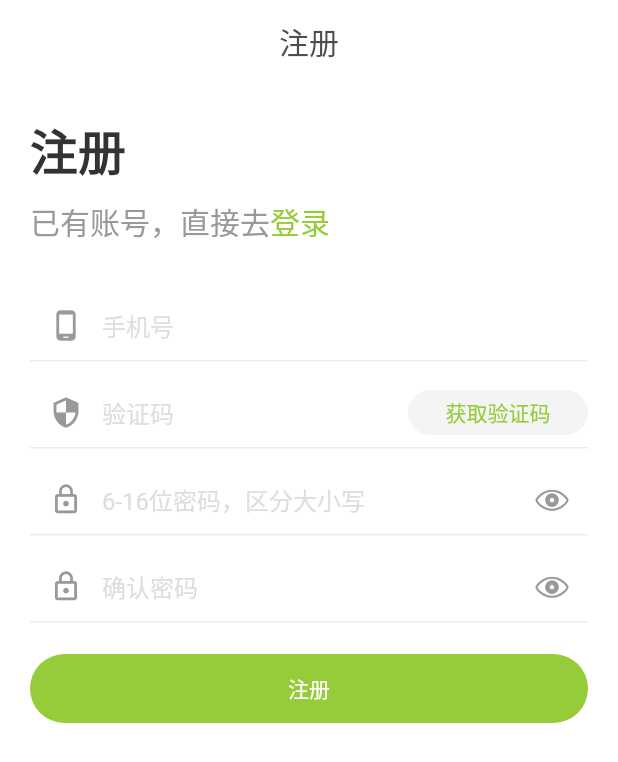
After one commit to chhd-l/rc_china_freshplan_app, a Flutter app: the screen it shows after launch, after a tap on "注册", on a phone screen of 412 x 824 dp. The commit adds this screen. Shown: the top 762 px of the screen. Run offline on Flutter 3.47's test engine with Material 2 defaults, Android fonts, the phone set to English and light mode, and no system bars; our stand-ins replace cached_network_image, card_swiper, dio, flutter_easyloading, flutter_screenutil, get and 3 more; missing offline and left inert: image_picker_for_web, shared_preferences_web, tobias, wakelock_web; network calls fail; Roboto replaces fonts that are missing (Nunito-Bold).

Commit message:
register page

```diff
--- a/lib/api/consumer/query.dart
+++ b/lib/api/consumer/query.dart
@@ -1,6 +1,10 @@
 const String appLoginQuery = r'''
-  query appLogin ($phone: String!, $storeId: String!) {
-    appLogin (phone: $phone, storeId: $storeId) {
+  query wxRegisterAndLogin($input: WxLoginInput!, $updateConsumerFiled: UpdateConsumerInput!, $operator: String) {
+    wxRegisterAndLogin(
+      input: $input,
+      updateConsumerFiled: $updateConsumerFiled,
+      operator: $operator
+    ) {
       userInfo {
         id,
         name,
@@ -25,7 +29,7 @@ const String appLoginQuery = r'''
         followStatus,
         followedTime,
         unfollowedTime,
-        storeId
+        storeId,
       }
     }
   }
@@ -54,3 +58,21 @@ const String changeTokenQuery = r'''
     }
   }
 ''';
+
+const String sendCodeMutation = r'''
+  mutation sendVerificationCode($input: SendVerificationCodeInput!) {
+    sendVerificationCode(input: $input)
+  }
+''';
+
+const String registerMutation = r'''
+  mutation consumerRegister($input: ConsumerRegisterInput!) {
+    consumerRegister(input: $input)
+  }
+''';
+
+const String changePasswordMutation = r'''
+  mutation consumerChangePassword($input: ConsumerChangePasswordInput!) {
+    consumerChangePassword(input: $input)
+  }
+''';
--- a/lib/common/router/app_pages.dart
+++ b/lib/common/router/app_pages.dart
@@ -16,6 +16,7 @@ import 'package:rc_china_freshplan_app/pages/recommendRecipes/view.dart';
 import 'package:rc_china_freshplan_app/pages/checkout/view.dart';
 import 'package:rc_china_freshplan_app/pages/orderList/view.dart';
 import 'package:rc_china_freshplan_app/pages/OrderDetails/view.dart';
+import 'package:rc_china_freshplan_app/pages/register/view.dart';
 import 'package:rc_china_freshplan_app/common/util/storage.dart';
 
 class AppPages {
@@ -55,6 +56,10 @@ class AppPages {
       page: () => const LoginPage(),
     ),
     GetPage(
+      name: AppRoutes.register,
+      page: () => const RegisterPage(),
+    ),
+    GetPage(
       name: AppRoutes.petList,
       page: () => const PetListPage(),
       binding: BindingsBuilder(
--- a/lib/common/router/app_router.dart
+++ b/lib/common/router/app_router.dart
@@ -12,4 +12,5 @@ abstract class AppRoutes {
   static const checkout = '/checkout';
   static const orderList = '/orderList';
   static const orderDetails = '/orderDetails';
+  static const register = '/register';
 }
--- /dev/null
+++ b/lib/common/widgets/timerButton.dart
@@ -0,0 +1,80 @@
+import 'dart:async';
+import 'package:flutter/material.dart';
+
+class TimerButton extends StatefulWidget {
+  final String text;
+  final bool Function()? onTap;
+
+  const TimerButton(this.text, {super.key, this.onTap});
+
+  @override
+  State createState() => _TimerButtonState();
+}
+
+class _TimerButtonState extends State<TimerButton> {
+  Timer? _timer;
+  int _timeOut = 60;
+  String _text = '';
+  bool _disabled = false;
+
+  @override
+  Widget build(BuildContext context) {
+    return GestureDetector(
+      child: Container(
+          width: 120,
+          decoration: BoxDecoration(
+            color: const Color.fromARGB(255, 244, 244, 244),
+            borderRadius: BorderRadius.circular(20),
+          ),
+          child: Center(
+            child: Text(
+              _text,
+              style: const TextStyle(
+                fontSize: 14,
+                color: Color.fromARGB(255, 150, 204, 57),
+              ),
+            ),
+          )),
+      onTap: () {
+        if (!_disabled && (widget.onTap == null || widget.onTap!())) {
+          _startTimer();
+        }
+      },
+    );
+  }
+
+  @override
+  void initState() {
+    super.initState();
+    _text = widget.text;
+  }
+
+  _startTimer() {
+    _timer = Timer.periodic(const Duration(seconds: 1), (timer) {
+      setState(() {
+        _timeOut--;
+        _disabled = true;
+        _text = '${_timeOut}s';
+      });
+      if (_timeOut == 0) {
+        _cancelTimer();
+        _text = widget.text;
+        _timeOut = 60;
+      }
+    });
+  }
+
+  _cancelTimer() {
+    if (_timer != null) {
+      _timer?.cancel();
+      _timer = null;
+    }
+    _disabled = false;
+  }
+
+  @override
+  void dispose() {
+    super.dispose();
+    _cancelTimer();
+  }
+}
--- a/lib/pages/login/view.dart
+++ b/lib/pages/login/view.dart
@@ -30,7 +30,7 @@ class _LoginPageState extends State<LoginPage> {
   void _onPressLogin() async {
     if (_formKey.currentState!.validate()) {
       _formKey.currentState!.save();
-      var db = await ConsumerEndPoint.appLogin(consumer.phone!);
+      var db = await ConsumerEndPoint.appLogin(consumer.phone!, _password);
       if (db != false) {
         StorageUtil().setStr('accessToken', db['access_token']);
         consumer.id = db['userInfo']['id'];
@@ -79,6 +79,32 @@ class _LoginPageState extends State<LoginPage> {
                   fontSize: 32,
                   color: Color.fromARGB(255, 51, 51, 51),
                   fontWeight: FontWeight.bold),
+            ),
+            const SizedBox(
+              height: 10,
+            ),
+            Row(
+              children: [
+                const Text(
+                  '还没有账号，立即',
+                  style: TextStyle(
+                    fontSize: 20,
+                    color: Color.fromARGB(255, 153, 153, 153),
+                  ),
+                ),
+                GestureDetector(
+                  child: const Text(
+                    '注册',
+                    style: TextStyle(
+                      fontSize: 20,
+                      color: Color.fromARGB(255, 150, 204, 57),
+                    ),
+                  ),
+                  onTap: () {
+                    Get.toNamed(AppRoutes.register);
+                  },
+                ),
+              ],
             ),
             const SizedBox(
               height: 30,
@@ -151,11 +177,11 @@ class _LoginPageState extends State<LoginPage> {
                       if (value == '') {
                         return '请输入密码';
                       }
-                      if (value != '1qaz2wsx' &&
-                          value != 'Qweruiop@123' &&
-                          value != 'Qweruiop@12345') {
-                        return '密码不正确';
-                      }
+                      // if (value != '1qaz2wsx' &&
+                      //     value != 'Qweruiop@123' &&
+                      //     value != 'Qweruiop@12345') {
+                      //   return '密码不正确';
+                      // }
                       return null;
                     },
                     onSaved: (value) {
--- /dev/null
+++ b/lib/pages/register/view.dart
@@ -0,0 +1,302 @@
+import 'dart:async';
+
+import 'package:flutter/cupertino.dart';
+import 'package:flutter/material.dart';
+import 'package:flutter/services.dart';
+import 'package:get/get.dart';
+import 'package:rc_china_freshplan_app/common/router/app_router.dart';
+import 'package:rc_china_freshplan_app/common/util/event_bus.dart';
+import 'package:rc_china_freshplan_app/data/consumer.dart';
+import 'package:rc_china_freshplan_app/common/util/storage.dart';
+import 'package:rc_china_freshplan_app/global.dart';
+import 'package:rc_china_freshplan_app/common/util/pet-util.dart';
+import 'package:rc_china_freshplan_app/common/util/address-util.dart';
+import 'package:rc_china_freshplan_app/api/consumer/index.dart';
+import 'package:rc_china_freshplan_app/common/widgets/timerButton.dart';
+import 'package:flutter_easyloading/flutter_easyloading.dart';
+
+class RegisterPage extends StatefulWidget {
+  const RegisterPage({Key? key}) : super(key: key);
+
+  @override
+  State createState() => _RegisterPageState();
+}
+
+class _RegisterPageState extends State<RegisterPage> {
+  final GlobalKey<FormState> _formKey = GlobalKey<FormState>();
+  final phoneController = TextEditingController();
+  final passwordController = TextEditingController();
+
+  String phone = '';
+  String validationCode = '';
+  String password = '';
+  bool showPassword = false;
+  bool showConfirmPassword = false;
+
+  void _onPressLogin() async {
+    if (_formKey.currentState!.validate()) {
+      _formKey.currentState!.save();
+      var db = await ConsumerEndPoint.registerByPhone(
+          phone, validationCode, password);
+      if (db != false) {
+        EasyLoading.showToast("注册成功，即将跳转登录页面");
+        Get.offNamed(AppRoutes.login);
+      }
+    }
+    //Get.toNamed(AppRoutes.account);
+  }
+
+  @override
+  Widget build(BuildContext context) {
+    return Scaffold(
+      appBar: AppBar(
+        title: const Text('注册'),
+        centerTitle: true,
+        backgroundColor: Colors.white,
+        elevation: 0,
+        automaticallyImplyLeading: false,
+      ),
+      backgroundColor: Colors.white,
+      body: SingleChildScrollView(
+          child: Container(
+        padding: const EdgeInsets.fromLTRB(20, 20, 20, 0),
+        child: Column(
+          crossAxisAlignment: CrossAxisAlignment.start,
+          children: [
+            const Text(
+              '注册',
+              style: TextStyle(
+                fontSize: 32,
+                color: Color.fromARGB(255, 51, 51, 51),
+                fontWeight: FontWeight.bold,
+              ),
+            ),
+            const SizedBox(
+              height: 10,
+            ),
+            Row(
+              children: [
+                const Text(
+                  '已有账号，直接去',
+                  style: TextStyle(
+                    fontSize: 20,
+                    color: Color.fromARGB(255, 153, 153, 153),
+                  ),
+                ),
+                GestureDetector(
+                  child: const Text(
+                    '登录',
+                    style: TextStyle(
+                      fontSize: 20,
+                      color: Color.fromARGB(255, 150, 204, 57),
+                    ),
+                  ),
+                  onTap: () {
+                    Get.offNamed(AppRoutes.login);
+                  },
+                ),
+              ],
+            ),
+            const SizedBox(
+              height: 30,
+            ),
+            Form(
+              key: _formKey,
+              child: Column(
+                children: [
+                  TextFormField(
+                    keyboardType: TextInputType.phone,
+                    controller: phoneController,
+                    decoration: const InputDecoration(
+                      hintText: '手机号',
+                      hintStyle: TextStyle(
+                        color: Color.fromARGB(255, 222, 222, 222),
+                      ),
+                      enabledBorder: UnderlineInputBorder(
+                        borderSide: BorderSide(
+                          color: Color.fromARGB(255, 237, 237, 237),
+                        ),
+                      ),
+                      prefixIcon: Icon(
+                        Icons.phone_android_outlined,
+                        size: 22,
+                        color: Color.fromARGB(255, 153, 153, 153),
+                      ),
+                    ),
+                    validator: (value) {
+                      RegExp reg = RegExp(
+                          r'^1(?:3\d|4[4-9]|5[0-35-9]|6[67]|7[013-8]|8\d|9\d)\d{8}$');
+                      if (!reg.hasMatch(value!)) {
+                        return '请输入正确的手机号码';
+                      }
+                      return null;
+                    },
+                    onSaved: (value) {
+                      phone = value ?? '';
+                    },
+                  ),
+                  const SizedBox(
+                    height: 10,
+                  ),
+                  TextFormField(
+                    decoration: InputDecoration(
+                      hintText: '验证码',
+                      hintStyle: const TextStyle(
+                        color: Color.fromARGB(255, 222, 222, 222),
+                      ),
+                      enabledBorder: const UnderlineInputBorder(
+                        borderSide: BorderSide(
+                          color: Color.fromARGB(255, 237, 237, 237),
+                        ),
+                      ),
+                      prefixIcon: const Icon(
+                        Icons.security_outlined,
+                        size: 22,
+                        color: Color.fromARGB(255, 153, 153, 153),
+                      ),
+                      suffixIcon: TimerButton(
+                        '获取验证码',
+                        onTap: () {
+                          RegExp reg = RegExp(
+                              r'^1(?:3\d|4[4-9]|5[0-35-9]|6[67]|7[013-8]|8\d|9\d)\d{8}$');
+                          if (!reg.hasMatch(phoneController.text)) {
+                            EasyLoading.showToast('请输入正确的手机号码');
+                            return false;
+                          }
+                          ConsumerEndPoint.sendVerificationCode(
+                              phoneController.text, "REGISTER");
+                          return true;
+                        },
+                      ),
+                      suffixIconConstraints:
+                          const BoxConstraints(maxHeight: 30),
+                    ),
+                    validator: (value) {
+                      if (value == '') {
+                        return '请输入验证码';
+                      }
+                      return null;
+                    },
+                    onSaved: (value) {
+                      validationCode = value ?? '';
+                    },
+                  ),
+                  const SizedBox(
+                    height: 10,
+                  ),
+                  TextFormField(
+                    obscureText: !showPassword,
+                    controller: passwordController,
+                    decoration: InputDecoration(
+                      hintText: '6-16位密码，区分大小写',
+                      hintStyle: const TextStyle(
+                        color: Color.fromARGB(255, 222, 222, 222),
+                      ),
+                      enabledBorder: const UnderlineInputBorder(
+                        borderSide: BorderSide(
+                          color: Color.fromARGB(255, 237, 237, 237),
+                        ),
+                      ),
+                      prefixIcon: const Icon(
+                        Icons.lock_outline,
+                        size: 22,
+                        color: Color.fromARGB(255, 153, 153, 153),
+                      ),
+                      suffixIcon: GestureDetector(
+                        child: Icon(
+                          showPassword
+                              ? CupertinoIcons.eye_slash
+                              : CupertinoIcons.eye,
+                          size: 22,
+                          color: const Color.fromARGB(255, 153, 153, 153),
+                        ),
+                        onTap: () {
+                          setState(() {
+                            showPassword = !showPassword;
+                          });
+                        },
+                      ),
+                    ),
+                    validator: (value) {
+                      if (value == '') {
+                        return '请输入密码';
+                      }
+                      return null;
+                    },
+                    onSaved: (value) {
+                      password = value ?? '';
+                    },
+                  ),
+                  const SizedBox(
+                    height: 10,
+                  ),
+                  TextFormField(
+                    obscureText: !showConfirmPassword,
+                    decoration: InputDecoration(
+                      hintText: '确认密码',
+                      hintStyle: const TextStyle(
+                        color: Color.fromARGB(255, 222, 222, 222),
+                      ),
+                      enabledBorder: const UnderlineInputBorder(
+                        borderSide: BorderSide(
+                          color: Color.fromARGB(255, 237, 237, 237),
+                        ),
+                      ),
+                      prefixIcon: const Icon(
+                        Icons.lock_outline,
+                        size: 22,
+                        color: Color.fromARGB(255, 153, 153, 153),
+                      ),
+                      suffixIcon: GestureDetector(
+                        child: Icon(
+                          showConfirmPassword
+                              ? CupertinoIcons.eye_slash
+                              : CupertinoIcons.eye,
+                          size: 22,
+                          color: const Color.fromARGB(255, 153, 153, 153),
+                        ),
+                        onTap: () {
+                          setState(() {
+                            showConfirmPassword = !showConfirmPassword;
+                          });
+                        },
+                      ),
+                    ),
+                    validator: (value) {
+                      if (value != passwordController.text) {
+                        return '两次输入的密码不匹配';
+                      }
+                      return null;
+                    },
+                  ),
+                ],
+              ),
+            ),
+            const SizedBox(
+              height: 20,
+            ),
+            Row(
+              children: [
+                Expanded(
+                  child: MaterialButton(
+                    color: const Color.fromARGB(255, 150, 204, 57),
+                    textColor: Colors.white,
+                    onPressed: () {
+                      _onPressLogin();
+                    },
+                    elevation: 0,
+                    height: 46,
+                    shape: const RoundedRectangleBorder(
+                      borderRadius: BorderRadius.all(Radius.circular(23)),
+                    ),
+                    child: const Text('注册'),
+                  ),
+                ),
+              ],
+            ),
+          ],
+        ),
+      )),
+    );
+  }
+}
```
Also changed, not shown: lib/api/consumer/index.dart (+56 -5 lines).
